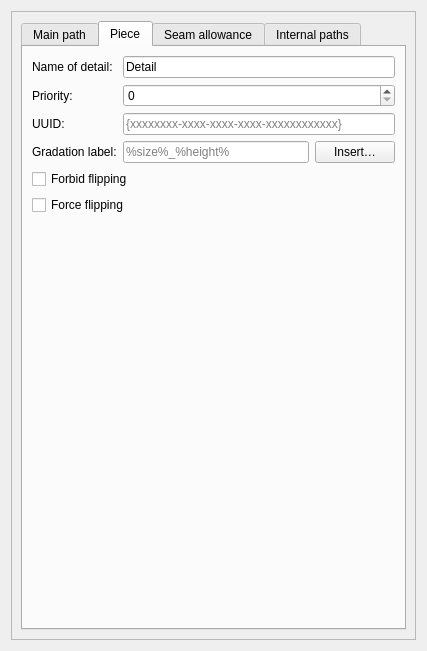
Old version of the form src/libs/vtools/dialogs/tools/piece/tabs/tabpaths.ui in the repository dismine/valentina.
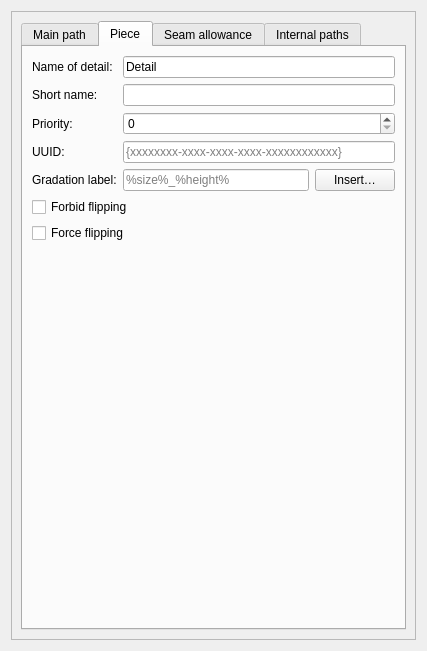
New version of the form. The open tabs and pages were chosen to show the change. Icons and pictures are not drawn. Custom widgets are drawn as their Qt base class.

```diff
--- a/src/libs/vtools/dialogs/tools/piece/tabs/tabpaths.ui
+++ b/src/libs/vtools/dialogs/tools/piece/tabs/tabpaths.ui
@@ -207,6 +207,19 @@
           <layout class="QVBoxLayout" name="verticalLayout_9">
            <item>
             <layout class="QGridLayout" name="gridLayout">
+             <item row="3" column="1">
+              <widget class="QLineEdit" name="lineEditUUID">
+               <property name="toolTip">
+                <string>Universally Unique IDentifier of piece. Used to identifier piece while updating manual layout. Left empty to generate new value.</string>
+               </property>
+               <property name="placeholderText">
+                <string notr="true">{xxxxxxxx-xxxx-xxxx-xxxx-xxxxxxxxxxxx}</string>
+               </property>
+               <property name="clearButtonEnabled">
+                <bool>true</bool>
+               </property>
+              </widget>
+             </item>
              <item row="0" column="1">
               <widget class="VLineEdit" name="lineEditName">
                <property name="text">
@@ -217,7 +230,7 @@
                </property>
               </widget>
              </item>
-             <item row="1" column="0">
+             <item row="2" column="0">
               <widget class="QLabel" name="label">
                <property name="text">
                 <string>Priority:</string>
@@ -231,41 +244,28 @@
                </property>
               </widget>
              </item>
-             <item row="1" column="1">
-              <widget class="QSpinBox" name="spinBoxPriority">
-               <property name="toolTip">
-                <string>Controls priority in layout. 0 - no priority.</string>
-               </property>
-              </widget>
-             </item>
-             <item row="2" column="1">
-              <widget class="QLineEdit" name="lineEditUUID">
-               <property name="toolTip">
-                <string>Universally Unique IDentifier of piece. Used to identifier piece while updating manual layout. Left empty to generate new value.</string>
-               </property>
-               <property name="placeholderText">
-                <string notr="true">{xxxxxxxx-xxxx-xxxx-xxxx-xxxxxxxxxxxx}</string>
-               </property>
-               <property name="clearButtonEnabled">
-                <bool>true</bool>
-               </property>
-              </widget>
-             </item>
-             <item row="2" column="0">
-              <widget class="QLabel" name="labelEditUUID">
-               <property name="text">
-                <string notr="true">UUID:</string>
-               </property>
-              </widget>
-             </item>
-             <item row="3" column="0">
+             <item row="4" column="0">
               <widget class="QLabel" name="label_5">
                <property name="text">
                 <string>Gradation label:</string>
                </property>
               </widget>
              </item>
-             <item row="3" column="1">
+             <item row="3" column="0">
+              <widget class="QLabel" name="labelEditUUID">
+               <property name="text">
+                <string notr="true">UUID:</string>
+               </property>
+              </widget>
+             </item>
+             <item row="2" column="1">
+              <widget class="QSpinBox" name="spinBoxPriority">
+               <property name="toolTip">
+                <string>Controls priority in layout. 0 - no priority.</string>
+               </property>
+              </widget>
+             </item>
+             <item row="4" column="1">
               <layout class="QHBoxLayout" name="horizontalLayout">
                <item>
                 <widget class="QLineEdit" name="lineEditGradationLabel">
@@ -286,6 +286,23 @@
                </item>
               </layout>
              </item>
+             <item row="1" column="0">
+              <widget class="QLabel" name="label_7">
+               <property name="text">
+                <string>Short name:</string>
+               </property>
+              </widget>
+             </item>
+             <item row="1" column="1">
+              <widget class="QLineEdit" name="lineEditShortName">
+               <property name="toolTip">
+                <string>Name used to generate a variable</string>
+               </property>
+               <property name="maxLength">
+                <number>25</number>
+               </property>
+              </widget>
+             </item>
             </layout>
            </item>
            <item>
```
